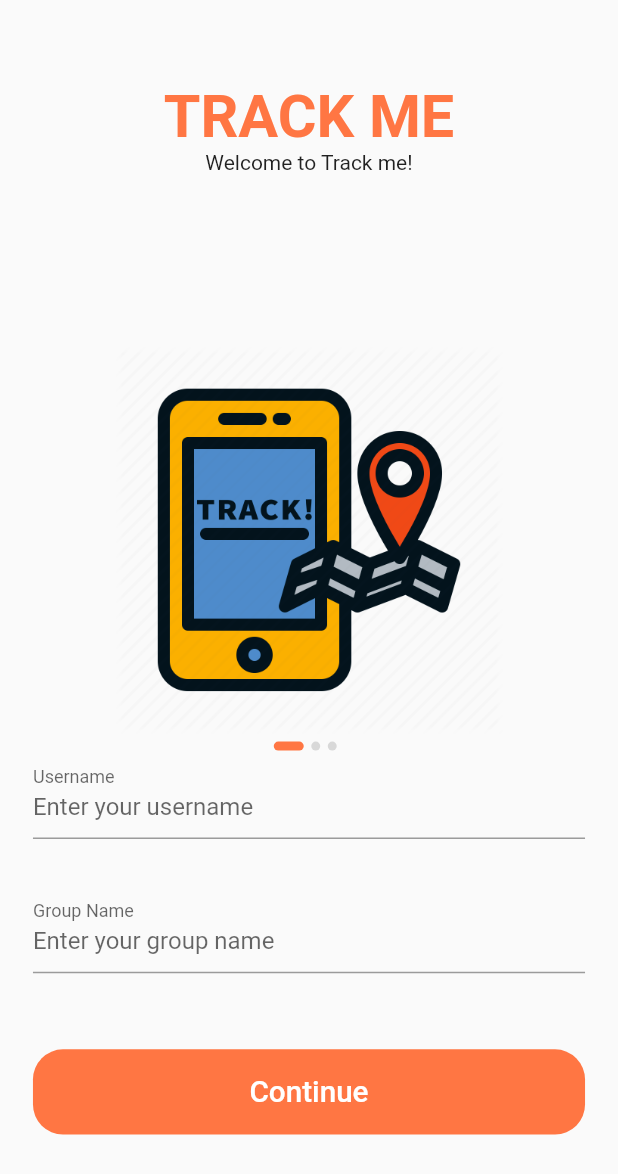
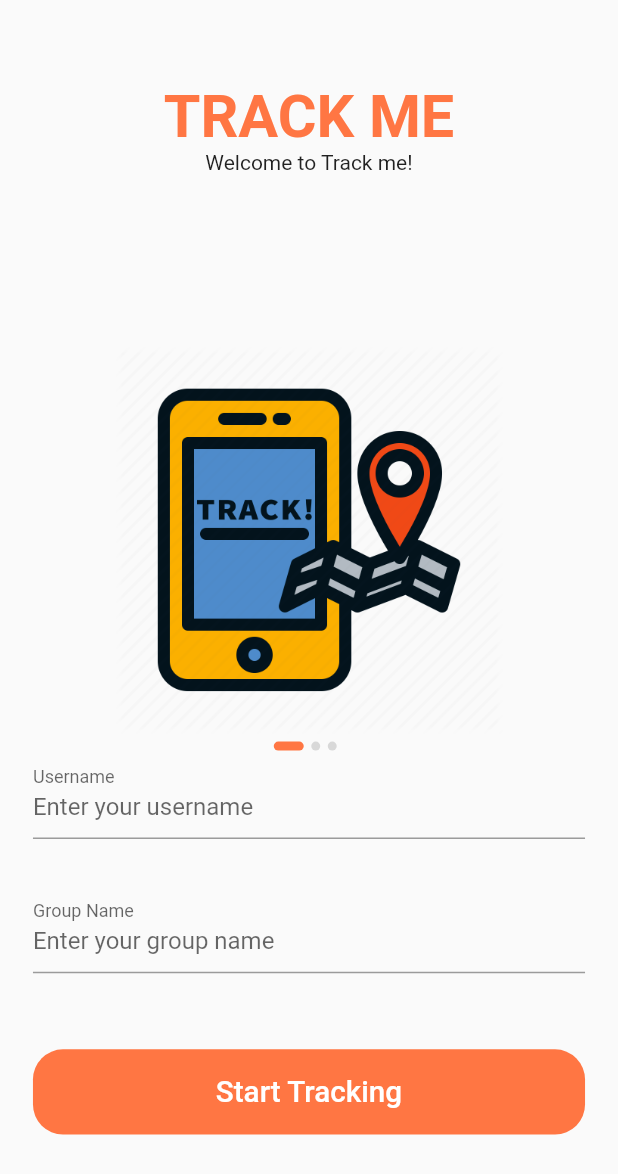
Before and after one commit to HOD101s/mcc-tracking, a Flutter app: the screen it shows after launch, on a phone screen of 412 x 824 dp. Shown: the top 1174 px of the screen. Run offline on Flutter 3.47's test engine with Material 2 defaults, Android fonts, the phone set to English and light mode, and no system bars; our stand-ins replace cloud_firestore, firebase_core, flutter_svg, google_maps_flutter, location; missing offline and left inert: flutter_session, geoflutterfire; accounts and stored records are empty.

Commit message:
updated sign in button

```diff
--- a/lib/screens/sign_in/components/body.dart
+++ b/lib/screens/sign_in/components/body.dart
@@ -101,7 +101,7 @@ class _BodyState extends State<Body> {
                     ),
                     UserForm(usernameCallback, groupnameCallback),
                     DefaultButton(
-                      text: "Continue",
+                      text: "Start Tracking",
                       press: () async {
                         final fireGroup = await firestore
                             .collection('Groups')
```
